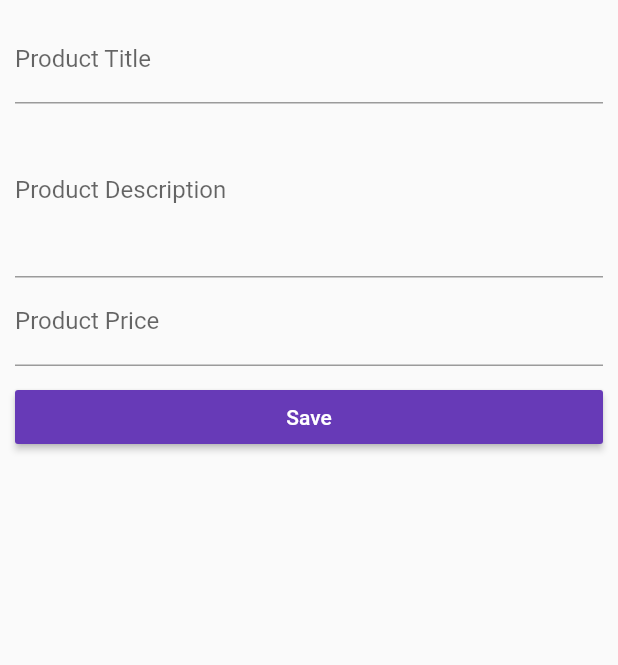
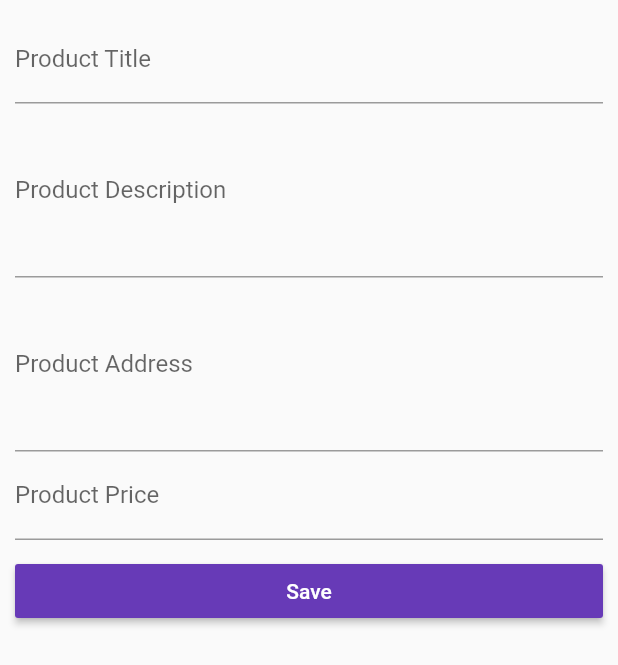
Before and after one commit to bbozo/flutter_tutorial, a Flutter app: the ProductCreatePage widget shown alone on an empty page, opened directly with empty values, after a tap on "Save", on a phone screen of 412 x 824 dp. Shown: the top 665 px of the screen. Run offline on Flutter 3.47's test engine with Material 2 defaults, Android fonts, the phone set to English and light mode, and no system bars.

Commit message:
lecture 111

```diff
--- a/lib/main.dart
+++ b/lib/main.dart
@@ -29,7 +29,8 @@ class _MyAppState extends State<MyApp> {
       'title': 'Choccolate',
       'image': 'assets/food.jpeg',
       'price': 25.5,
-      'details': 'Choccolate description in\nmultiple lines.'
+      'details': 'Choccolate description in\nmultiple lines.',
+      'address': 'Union Square, San Francisco',
     });
     super.initState();
   }
--- a/lib/pages/product_create.dart
+++ b/lib/pages/product_create.dart
@@ -12,9 +12,10 @@ class ProductCreatePage extends StatefulWidget {
 }
 
 class _ProductCreatePageState extends State<ProductCreatePage> {
-  String _titleValue = '';
-  double _priceValue = 0.0;
-  String _descriptionValue = '';
+  String _title = '';
+  double _price = 0.0;
+  String _description = '';
+  String _address = '';
 
   @override
   Widget build(BuildContext context) {
@@ -24,17 +25,22 @@ class _ProductCreatePageState extends State<ProductCreatePage> {
         children: <Widget>[
           TextField(
             decoration: InputDecoration(labelText: 'Product Title'),
-            onChanged: (String value) => setState(() => _titleValue = value),
+            onChanged: (String value) => setState(() => _title = value),
           ),
           TextField(
             decoration: InputDecoration(labelText: 'Product Description'),
             maxLines: 4,
-            onChanged: (String value) => setState(() => _descriptionValue = value),
+            onChanged: (String value) => setState(() => _description = value),
+          ),
+          TextField(
+            decoration: InputDecoration(labelText: 'Product Address'),
+            maxLines: 4,
+            onChanged: (String value) => setState(() => _address = value),
           ),
           TextField(
             decoration: InputDecoration(labelText: 'Product Price'),
             keyboardType: TextInputType.number,
-            onChanged: (String value) => setState(() => _priceValue = double.parse(value))),
+            onChanged: (String value) => setState(() => _price = double.parse(value))),
           SizedBox(height: 10.0),
           RaisedButton(
             child: Text('Save'),
@@ -42,9 +48,10 @@ class _ProductCreatePageState extends State<ProductCreatePage> {
             textColor: Colors.white,
             onPressed: () {
               final Map<String, dynamic> product = {
-                'title': _titleValue,
-                'description': _descriptionValue,
-                'price': _priceValue,
+                'title': _title,
+                'description': _description,
+                'address': _address,
+                'price': _price,
                 'image': 'assets/food.jpeg'
               };
               widget.addProduct(product);
--- a/lib/products.dart
+++ b/lib/products.dart
@@ -47,7 +47,7 @@ class Products extends StatelessWidget {
                   border: Border.all(color: Colors.grey, width: 1.0),
                   borderRadius: BorderRadius.circular(5.0)),
               padding: EdgeInsets.symmetric(horizontal: 6.0, vertical: 2.5),
-              child: Text('Union Square, San Francisco')),
+              child: Text(product['address'])),
           ButtonBar(
             alignment: MainAxisAlignment.center,
             children: <Widget>[
```
Also changed, not shown: lib/pages/product.dart (+48 -4 lines).
